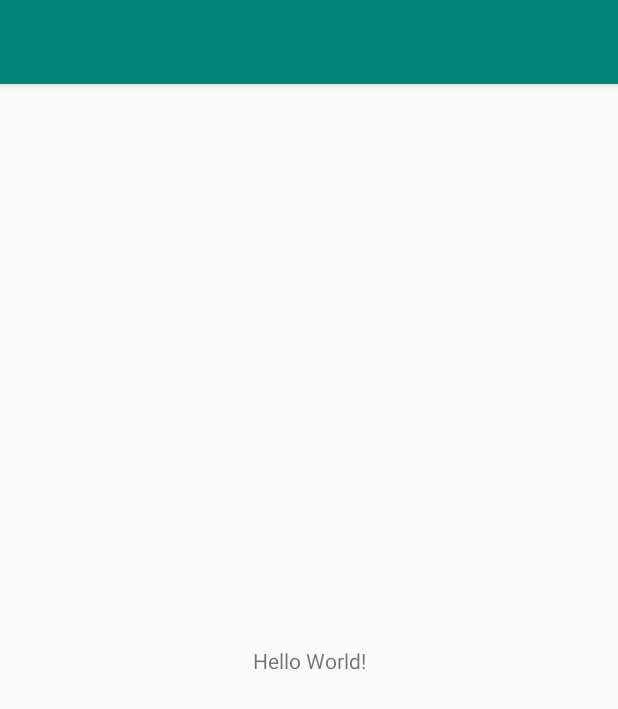
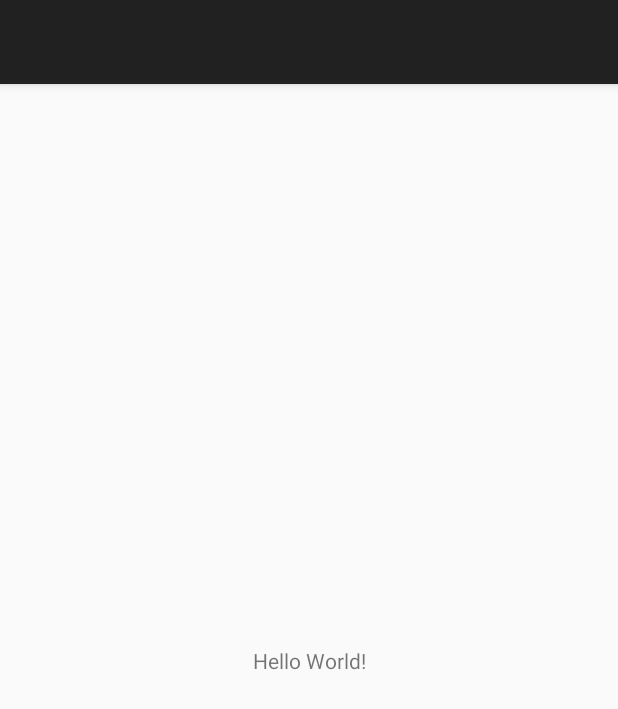
Before and after one commit to ZSmartHome/home-cam, an Android app: the screen it shows after launch (HomeCamActivity), on a phone screen of 412 x 824 dp. Shown: the top 709 px of the screen. Run offline under Robolectric (Android 15) with nearby library versions, the phone set to English and light mode, and no system bars.

Commit message:
fix app startup

```diff
--- a/videoview/app/build.gradle
+++ b/videoview/app/build.gradle
@@ -25,7 +25,6 @@ android {
 dependencies {
     implementation fileTree(dir: 'libs', include: ['*.jar'])
     implementation"org.jetbrains.kotlin:kotlin-stdlib-jdk7:$kotlin_version"
-    implementation 'com.android.support:appcompat-v7:27.1.1'
     implementation 'com.android.support.constraint:constraint-layout:1.1.3'
     testImplementation 'junit:junit:4.12'
     androidTestImplementation 'com.android.support.test:runner:1.0.2'
--- a/videoview/app/src/main/java/com/github/zeckson/videoview/HomeCamActivity.kt
+++ b/videoview/app/src/main/java/com/github/zeckson/videoview/HomeCamActivity.kt
@@ -1,9 +1,9 @@
 package com.github.zeckson.videoview
 
-import android.support.v7.app.AppCompatActivity
+import android.app.Activity
 import android.os.Bundle
 
-class HomeCamActivity : AppCompatActivity() {
+class HomeCamActivity : Activity() {
 
     override fun onCreate(savedInstanceState: Bundle?) {
         super.onCreate(savedInstanceState)
--- a/videoview/app/src/main/res/values/styles.xml
+++ b/videoview/app/src/main/res/values/styles.xml
@@ -1,11 +1,8 @@
 <resources>
 
     <!-- Base application theme. -->
-    <style name="AppTheme" parent="Theme.AppCompat.Light.DarkActionBar">
+    <style name="AppTheme" parent="android:Theme.Material.Light.DarkActionBar">
         <!-- Customize your theme here. -->
-        <item name="colorPrimary">@color/colorPrimary</item>
-        <item name="colorPrimaryDark">@color/colorPrimaryDark</item>
-        <item name="colorAccent">@color/colorAccent</item>
     </style>
 
 </resources>
--- a/videoview/build.gradle
+++ b/videoview/build.gradle
@@ -1,7 +1,7 @@
 // Top-level build file where you can add configuration options common to all sub-projects/modules.
 
 buildscript {
-    ext.kotlin_version = '1.2.71'
+    ext.kotlin_version = '1.3.11'
     repositories {
         google()
         jcenter()
```
Also changed, not shown: videoview/app/src/main/AndroidManifest.xml (+4 -3 lines).
